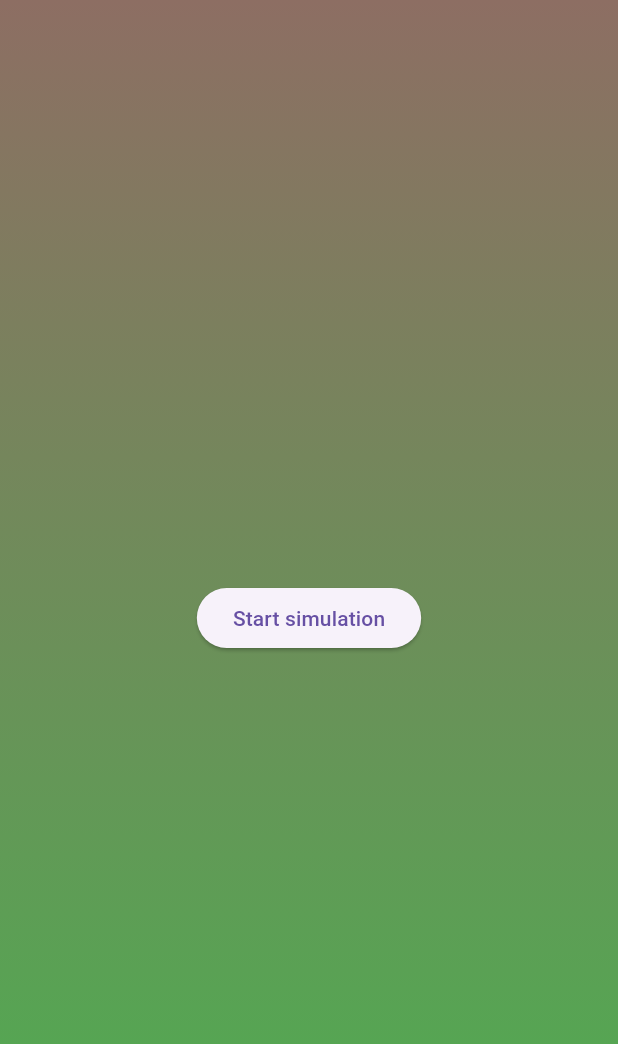
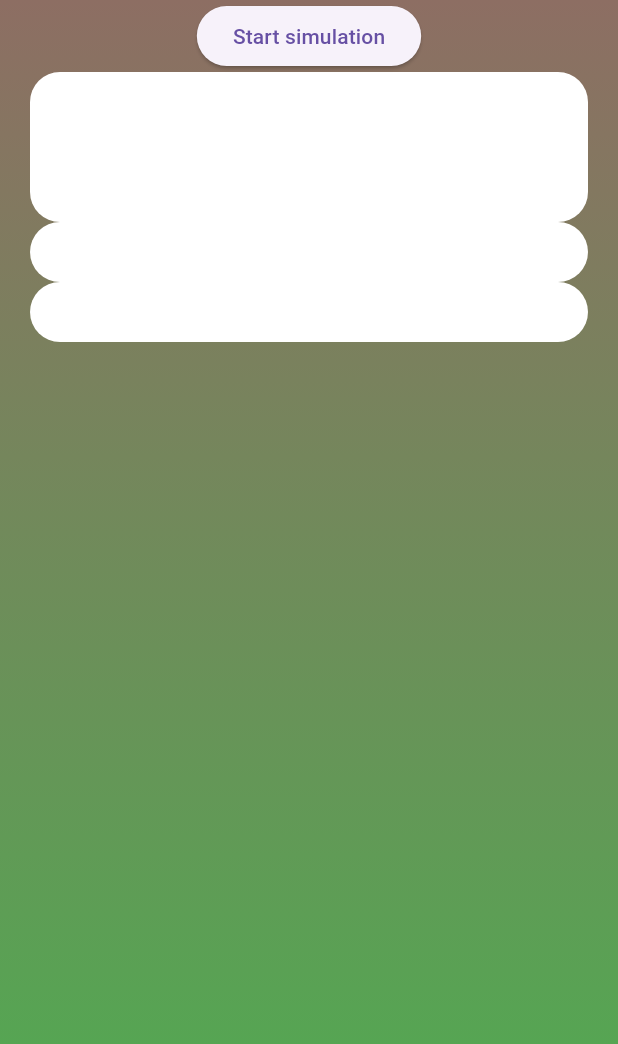
Before and after one commit to jamesbUOB/Brishack, a Flutter app: the Introduction screen opened directly, on a phone screen of 412 x 824 dp. Shown: the top 1044 px of the screen. Run offline on Flutter 3.47's test engine with Material 3 defaults, Android fonts, the phone set to English and light mode, and no system bars; our stand-ins replace animated_text_kit, socket_io_client; network calls fail.

Commit message:
images added

```diff
--- a/app/lib/screens/introduction.dart
+++ b/app/lib/screens/introduction.dart
@@ -2,13 +2,13 @@ import 'package:flutter/material.dart';
 import 'home.dart';
 import 'package:socket_io_client/socket_io_client.dart' as IO;
 
-
 class Introduction extends StatefulWidget {
+  const Introduction({Key? key}) : super(key: key); // Added constructor
 
   @override
   _IntroductionState createState() => _IntroductionState();
+}
 
-}
 class _IntroductionState extends State<Introduction> {
   late IO.Socket socket;
   String connectionStatus = 'Disconnected';
@@ -58,9 +58,6 @@ class _IntroductionState extends State<Introduction> {
   @override
   Widget build(BuildContext context) {
     return Scaffold(
-    //    appBar: AppBar(
-        // title: Text('Introduction Screen'),
-      // ),
       body: Container(
         width: double.infinity,
         height: double.infinity,
@@ -69,22 +66,51 @@ class _IntroductionState extends State<Introduction> {
             begin: Alignment.topCenter,
             end: Alignment.bottomCenter,
             colors: [
-              //Color(0xFF4CAF50), // Green
-
-              Color(0xFF8D6E63),
-              Color(0xFF4CAF50),
-              // Earthy Brown
+              Color(0xFF8D6E63), // Earthy Brown
+              Color(0xFF4CAF50), // Green
             ],
           ),
         ),
-      child: Center(
+        child: CustomScrollView(
+          slivers: [
+            SliverToBoxAdapter(
+              child: Center( // Wrap button in Center for better layout
                 child: ElevatedButton(
                   onPressed: () {
                     socket.emit('message', 'start');
                   },
                   child: const Text('Start simulation'),
                 ),
-      ),),);
-
+              ),
+            ),
+            SliverToBoxAdapter(child: Padding(
+                padding: const EdgeInsets.symmetric(horizontal: 20.0),
+                child: Container(
+                  decoration: BoxDecoration(
+                    color: Colors.white,
+                    borderRadius: BorderRadius.circular(20),
+                  ),
+                  padding: EdgeInsets.all(20),
+                  height: 100,))),
+                  SliverToBoxAdapter(child: Padding(
+                padding: const EdgeInsets.symmetric(horizontal: 20.0),
+                child: Container(
+                  decoration: BoxDecoration(
+                    color: Colors.white,
+                    borderRadius: BorderRadius.circular(20),
+                  ),
+                  padding: EdgeInsets.all(20),))),
+                  SliverToBoxAdapter(child: Padding(
+                padding: const EdgeInsets.symmetric(horizontal: 20.0),
+                child: Container(
+                  decoration: BoxDecoration(
+                    color: Colors.white,
+                    borderRadius: BorderRadius.circular(20),
+                  ),
+                  padding: EdgeInsets.all(20),)))
+          ],
+        ),
+      ),
+    );
   }
 }
```
Also changed, not shown: app/assets/images/0_Rubbish-on-The-Downs-1JPG.webp (added), app/assets/images/0cdbbdc0-a9ef-4b29-ba3e-ff7b42b81cd8-eaa5a37.jpg (added), app/assets/images/1_JS320279020.webp (added), app/assets/images/Blog-featured-image.webp (added), app/assets/images/Bristols-binning-single-image-4.png (added), app/assets/images/DMPCXR.webp (added), app/assets/images/TELEMMGLPICT000294642694_trans_NvBQzQNjv4Bqo58kPeydkLdOKsafFb4URo6DmQ2ffZuRT3T6NmBM2v8.webp (added), app/assets/images/bis-fox-uni.jpg (added), app/assets/images/bris-fox-urban.jpg (added), app/assets/images/pexels-denitsa-kireva-14595473_480x320.jpg (added), app/assets/images/©sam_hobson_urban_red_fox_4.jpg (added). Lines whose indentation alone changed are shown as unchanged.
